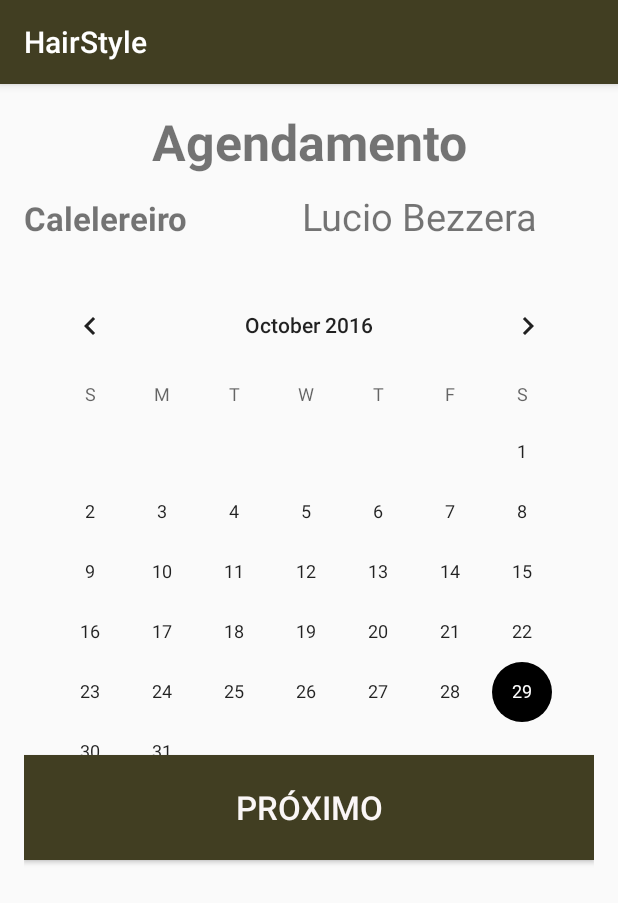
After one commit to mssdesigner/HairStyle, an Android app: the AgendamentoActivity screen opened directly, with no data from a screen before it, on a phone screen of 412 x 824 dp. The commit adds this screen. Shown: the top 903 px of the screen. Run offline under Robolectric (Android 15) with nearby library versions, the phone set to English and light mode, and no system bars; 3 statements that could not run were skipped.

Commit message:
adicionado a transição de tela de cortes para agendamento

```diff
--- a/app/src/main/AndroidManifest.xml
+++ b/app/src/main/AndroidManifest.xml
@@ -21,6 +21,7 @@
         <activity android:name=".CadastroActivity"/>
         <activity android:name=".CorteActivity"/>
         <activity android:name=".CabeleireiroActivity"/>
+        <activity android:name=".AgendamentoActivity"/>
     </application>
 
 </manifest>
--- /dev/null
+++ b/app/src/main/java/pap/hairstyle/AgendamentoActivity.java
@@ -0,0 +1,29 @@
+package pap.hairstyle;
+
+import android.content.Intent;
+
+import android.os.Bundle;
+import android.support.v7.app.AppCompatActivity;
+import android.widget.TextView;
+
+import pap.hairstyle.entity.Funcionario;
+
+/**
+ * Created by vinicius on 29/10/16.
+ */
+
+public class AgendamentoActivity extends AppCompatActivity {
+    @Override
+    protected void onCreate(Bundle savedInstanceState) {
+        super.onCreate(savedInstanceState);
+        setContentView(R.layout.agendamento);
+
+        Intent intencao = getIntent();
+        Bundle info = intencao.getExtras();
+        Funcionario func = (Funcionario)info.getSerializable("funcionario");
+        System.out.println("funcionario ----" + func.getNome());
+
+        ((TextView) findViewById(R.id.txtCadastro)).setText(func.getNome());
+
+    }
+}
```
Also changed, not shown: app/src/main/java/pap/hairstyle/CorteActivity.java (+18 -0 lines), app/src/main/res/layout/cortes.xml (+17 -4 lines), 1 other file.
